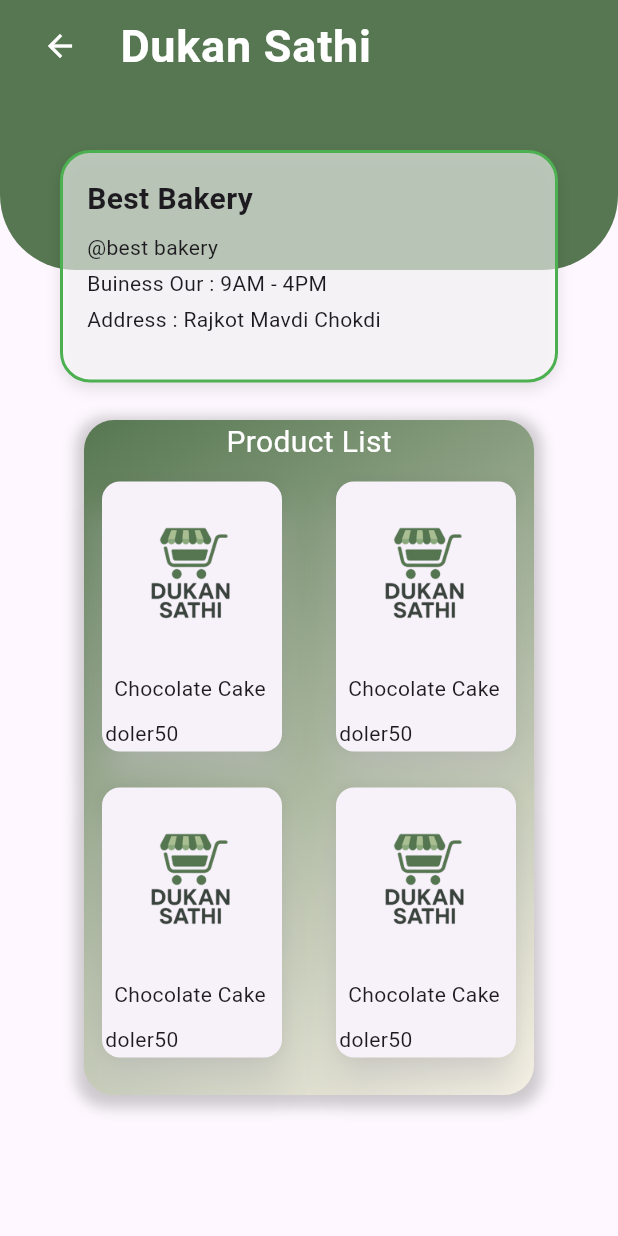
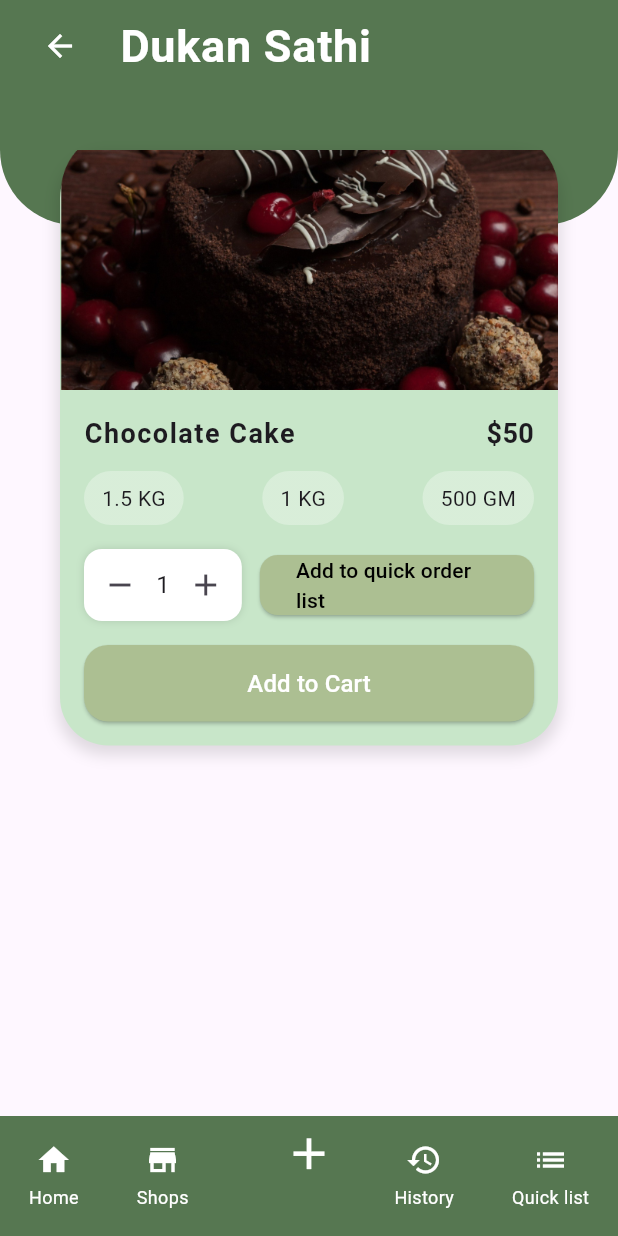
Before and after one commit to durgesh-kanzariya/Dukan-Sathi-Mobile-Application, a Flutter app: the screen it shows after launch, on a phone screen of 412 x 824 dp. Run offline on Flutter 3.47's test engine with Material 3 defaults, Android fonts, the phone set to English and light mode, and no system bars; our stand-ins replace get; project files that could hold a hidden picture were left out.

Commit message:
update_some_pages

```diff
--- a/dukan_sathi/lib/Product Page.dart
+++ /dev/null
@@ -1,18 +0,0 @@
-import 'package:flutter/material.dart';
-
-class Producg_Page extends StatefulWidget {
-  const Producg_Page({super.key});
-
-  @override
-  State<Producg_Page> createState() => _Producg_PageState();
-}
-
-class _Producg_PageState extends State<Producg_Page> {
-  @override
-  Widget build(BuildContext context) {
-    return Container(
-      color: Colors.white,
-
-    );
-  }
-}
--- /dev/null
+++ b/dukan_sathi/lib/card.dart
@@ -0,0 +1,15 @@
+import 'package:flutter/material.dart';
+
+class Card extends StatefulWidget {
+  const Card({super.key});
+
+  @override
+  State<Card> createState() => _CardState();
+}
+
+class _CardState extends State<Card> {
+  @override
+  Widget build(BuildContext context) {
+    return const Placeholder();
+  }
+}
--- a/dukan_sathi/lib/discover_shop.dart
+++ b/dukan_sathi/lib/discover_shop.dart
@@ -6,6 +6,9 @@
   @override
   State<DiscoverShop> createState() => _DiscoverShopState();
 }
+
+
+
 
 class _DiscoverShopState extends State<DiscoverShop> {
   @override
--- a/dukan_sathi/lib/main.dart
+++ b/dukan_sathi/lib/main.dart
@@ -3,10 +3,14 @@
 import 'package:flutter/material.dart';
 import 'home_page.dart';
 import 'shop_productpage.dart';
+import 'product_page.dart';
 
 void main() {
   runApp(const MainApp());
 }
+
+
+
 
 class MainApp extends StatelessWidget {
   const MainApp({super.key});
@@ -20,7 +24,8 @@
         home: Scaffold(
           // body: ConstomContainer(),
           // body: Home(),
-          body: ShopProductpage(),
+          // body: ShopProductpage(),
+          body :ProductPage(),
         ),
       ),
     );
--- /dev/null
+++ b/dukan_sathi/lib/product_page.dart
@@ -0,0 +1,301 @@
+import 'package:flutter/material.dart';
+
+class ProductPage extends StatefulWidget {
+  const ProductPage({super.key});
+
+  @override
+  State<ProductPage> createState() => _ProductPageState();
+}
+
+class _ProductPageState extends State<ProductPage> {
+  int quantity = 1;
+
+  @override
+  Widget build(BuildContext context) {
+    return Scaffold(
+      body: Column(
+        children: [
+          Stack(
+            clipBehavior: Clip.none, // allow overflow
+            children: [
+              Container(
+                height: 150,
+                width: double.infinity,
+                decoration: const BoxDecoration(
+                  color: Color(0xFF567751),
+                  borderRadius: BorderRadius.only(
+                    bottomLeft: Radius.circular(50),
+                    bottomRight: Radius.circular(50),
+                  ),
+                ),
+                child: ListTile(
+                  leading: IconButton(
+                    onPressed: () {},
+                    icon: const Icon(Icons.arrow_back),
+                    color: Colors.white,
+                  ),
+                  title: const Text(
+                    "Dukan Sathi",
+                    style: TextStyle(
+                      fontSize: 30,
+                      color: Colors.white,
+                      fontWeight: FontWeight.bold,
+                    ),
+                  ),
+                ),
+              ),
+
+              /// Product Card
+              Positioned(
+                top: 100,
+                left: 40,
+                right: 40,
+                child: Container(
+                  width: 400,
+                  decoration: BoxDecoration(
+                    color: Colors.green.shade100,
+                    borderRadius: BorderRadius.circular(32),
+                    boxShadow: const [
+                      BoxShadow(
+                        color: Colors.black12,
+                        blurRadius: 8,
+                        spreadRadius: 2,
+                        offset: Offset(0, 4),
+                      ),
+                    ],
+                  ),
+                  child: Column(
+                    crossAxisAlignment: CrossAxisAlignment.stretch,
+                    mainAxisSize: MainAxisSize.min,
+                    children: [
+                      // Image Section
+                      ClipRRect(
+                        borderRadius: const BorderRadius.only(
+                          topLeft: Radius.circular(10),
+                          topRight: Radius.circular(10),
+                        ),
+                        child: Image.asset(
+                          "assets/imgs/image1.png", // replace with your image path
+                          height: 160,
+                          fit: BoxFit.cover,
+                        ),
+                      ),
+
+                      Padding(
+                        padding: const EdgeInsets.all(16),
+                        child: Column(
+                          crossAxisAlignment: CrossAxisAlignment.start,
+                          children: [
+                            // Title and Price
+                            Row(
+                              mainAxisAlignment: MainAxisAlignment.spaceBetween,
+                              children: const [
+                                Text(
+                                  "Chocolate Cake",
+                                  style: TextStyle(
+                                    fontSize: 18,
+                                    fontWeight: FontWeight.w600,
+                                    letterSpacing: 1,
+                                  ),
+                                ),
+                                Text(
+                                  "\$50",
+                                  style: TextStyle(
+                                    fontSize: 18,
+                                    fontWeight: FontWeight.bold,
+                                  ),
+                                ),
+                              ],
+                            ),
+                            const SizedBox(height: 12),
+
+                            /// Sizes Row
+                            Row(
+                              mainAxisAlignment: MainAxisAlignment.spaceBetween,
+                              children: [
+                                _sizeBox("1.5 KG"),
+                                _sizeBox("1 KG"),
+                                _sizeBox("500 GM"),
+                              ],
+                            ),
+
+                            const SizedBox(height: 16),
+
+                            /// Quantity + quick order
+                            Row(
+                              children: [
+                                // Quantity Controls
+                                Container(
+                                  decoration: BoxDecoration(
+                                    color: Colors.white,
+                                    borderRadius: BorderRadius.circular(12),
+                                    boxShadow: const [
+                                      BoxShadow(
+                                        color: Colors.black12,
+                                        blurRadius: 4,
+                                      ),
+                                    ],
+                                  ),
+                                  child: Row(
+                                    children: [
+                                      IconButton(
+                                        onPressed: () {
+                                          setState(() {
+                                            if (quantity > 1) quantity--;
+                                          });
+                                        },
+                                        icon: const Icon(Icons.remove),
+                                      ),
+                                      Text(
+                                        "$quantity",
+                                        style: const TextStyle(fontSize: 16),
+                                      ),
+                                      IconButton(
+                                        onPressed: () {
+                                          setState(() {
+                                            quantity++;
+                                          });
+                                        },
+                                        icon: const Icon(Icons.add),
+                                      ),
+                                    ],
+                                  ),
+                                ),
+                                const SizedBox(width: 12),
+
+                                Expanded(
+                                  child: ElevatedButton(
+                                    style: ElevatedButton.styleFrom(
+                                      backgroundColor: Color(0xFFACBF92),
+                                      foregroundColor: Colors.black,
+                                      shape: RoundedRectangleBorder(
+                                        borderRadius: BorderRadius.circular(12),
+                                      ),
+                                    ),
+                                    onPressed: () {},
+                                    child:
+                                        const Text("Add to quick order list"),
+                                  ),
+                                ),
+                              ],
+                            ),
+
+                            const SizedBox(height: 16),
+
+                            // Add to cart button
+                            SizedBox(
+                              width: double.infinity,
+                              child: ElevatedButton(
+                                style: ElevatedButton.styleFrom(
+                                  backgroundColor: Color(0xFFACBF92),
+                                  foregroundColor: Colors.white,
+                                  padding:
+                                      const EdgeInsets.symmetric(vertical: 14),
+                                  shape: RoundedRectangleBorder(
+                                    borderRadius: BorderRadius.circular(16),
+                                  ),
+                                ),
+                                onPressed: () {},
+                                child: const Text(
+                                  "Add to Cart",
+                                  style: TextStyle(fontSize: 16),
+                                ),
+                              ),
+                            ),
+                          ],
+                        ),
+                      ),
+                    ],
+                  ),
+                ),
+              ),
+            ],
+          ),
+        ],
+      ),
+
+      /// Custom Bottom Footer
+      bottomNavigationBar: Stack(
+        alignment: Alignment.bottomCenter,
+        children: [
+          Container(
+            height: 80,
+            decoration: const BoxDecoration(
+              color: Color(0xFF567751), // green footer background
+            ),
+            child: Row(
+              mainAxisAlignment: MainAxisAlignment.spaceAround,
+              children: const [
+                _NavItem(icon: Icons.home, label: "Home"),
+                _NavItem(icon: Icons.store, label: "Shops"),
+                SizedBox(width: 60), // space for center button
+                _NavItem(icon: Icons.history, label: "History"),
+                _NavItem(icon: Icons.list, label: "Quick list"),
+              ],
+            ),
+          ),
+
+
+
+
+
+          Positioned(
+            top: -10,
+            child: Container(
+              height: 70,
+              width: 70,
+              decoration: const BoxDecoration(
+                color: Color(0xFF567751),
+                shape: BoxShape.circle,
+              ),
+              child: const Icon(
+                Icons.add,
+                color: Colors.white,
+                size: 35,
+              ),
+            ),
+          ),
+        ],
+      ),
+    );
+  }
+}
+
+/// Size box widget
+Widget _sizeBox(String text) {
+  return Container(
+    decoration: BoxDecoration(
+      gradient: LinearGradient(colors: [
+        Colors.white.withOpacity(0.3),
+        Colors.white.withOpacity(0.3),
+      ]),
+      borderRadius: BorderRadius.circular(20),
+    ),
+    child: Padding(
+      padding: const EdgeInsets.symmetric(horizontal: 12, vertical: 8),
+      child: Text(text),
+    ),
+  );
+}
+
+/// Footer item widget
+class _NavItem extends StatelessWidget {
+  final IconData icon;
+  final String label;
+  const _NavItem({required this.icon, required this.label});
+
+  @override
+  Widget build(BuildContext context) {
+    return Column(
+      mainAxisAlignment: MainAxisAlignment.center,
+      children: [
+        Icon(icon, color: Colors.white),
+        const SizedBox(height: 4),
+        Text(
+          label,
+          style: const TextStyle(color: Colors.white, fontSize: 12),
+        ),
+      ],
+    );
+  }
+}
--- a/dukan_sathi/lib/shop_productpage.dart
+++ b/dukan_sathi/lib/shop_productpage.dart
@@ -40,6 +40,7 @@
                   ),
                 ),
 
+
                 Positioned(
                   top: 100,
                   left: 40,
@@ -47,27 +48,37 @@
                   child: Container(
                     padding:  EdgeInsets.all(16),
                     decoration: BoxDecoration(
-                      color: Colors.white.withOpacity(0.6),
-                      borderRadius: BorderRadius.circular(20),
-                      border: Border.all(color: Colors.green, width: 2),
+                      gradient: LinearGradient(
+                      begin: Alignment.topCenter,
+                      end: Alignment.bottomCenter,
+                      colors: [
+                        Colors.white.withOpacity(0.6), // 60% opacity
+                        Colors.white.withOpacity(0.1), // 10% opacity
+                      ],
+                    ),
+                      borderRadius: BorderRadius.circular(30),
                       boxShadow: [
                         BoxShadow(
                           color: Colors.black.withOpacity(0.1),
                           blurRadius: 8,
-                          offset:  Offset(0, 4),
+                          offset:  Offset(0, 10),
                         ),
                       ],
                     ),
                     child: Column(
                       crossAxisAlignment: CrossAxisAlignment.start,
                       children: [
-                         Text(
+                        ListTile(
+                          title: Text(
                           "Best Bakery",
                           style: TextStyle(
                             fontSize: 20,
                             fontWeight: FontWeight.bold,
                           ),
                         ),
+                        trailing: IconButton(onPressed: (){}, icon: Icon(Icons.heart_broken)),
+                        ),
+
                          SizedBox(height: 8),
                          Text("@best bakery"),
                          SizedBox(height: 4),
@@ -86,8 +97,8 @@
 
             SizedBox(height: 100,),
             Container(
-              height:450,
-              width: 300,
+              height:400,
+              width: 320,
               decoration: BoxDecoration(
                 gradient: const LinearGradient(
                   colors: [
@@ -117,6 +128,7 @@
                     child: Row(
                       mainAxisAlignment: MainAxisAlignment.spaceBetween,
                       children: [
+                        // this is for the cards items
                         Card(
                           elevation: 10,
                           shadowColor: Colors.white,
@@ -124,15 +136,15 @@
                             crossAxisAlignment: CrossAxisAlignment.start,
                             children: [
                               Padding(
-                                padding: const EdgeInsets.all(10.0),
-                                child: Image.asset('assets/imgs/dukanSathi_logo-removebg-preview 1.png',height: 100,width: 100,),
+                                padding: const EdgeInsets.fromLTRB(10, 0, 10, 0),
+                                child: Image.asset('assets/imgs/image.png',height: 100,width: 110,),
                               ),
                               Padding(
-                                padding: const EdgeInsets.all(8.0),
+                                padding: const EdgeInsets.fromLTRB(10, 0, 0, 0),
                                 child: Text("Chocolate Cake"),
                               ),
                               Padding(
-                                padding: const EdgeInsets.all(2.0),
+                                padding: const EdgeInsets.fromLTRB(10, 0, 0, 0),
                                 child: Text("doler50"),
                               ),
                             ],
@@ -146,20 +158,22 @@
                             crossAxisAlignment: CrossAxisAlignment.start,
                             children: [
                               Padding(
-                                padding: const EdgeInsets.all(10.0),
-                                child: Image.asset('assets/imgs/dukanSathi_logo-removebg-preview 1.png',height: 100,width: 100,),
+                                padding: const EdgeInsets.fromLTRB(10, 0, 10, 0),
+                                child: Image.asset('assets/imgs/image.png',height: 100,width: 110,),
                               ),
                               Padding(
-                                padding: const EdgeInsets.all(8.0),
+                                padding: const EdgeInsets.fromLTRB(10, 0, 0, 0),
                                 child: Text("Chocolate Cake"),
                               ),
                               Padding(
-                                padding: const EdgeInsets.all(2.0),
+                                padding: const EdgeInsets.fromLTRB(10, 0, 0, 0),
                                 child: Text("doler50"),
                               ),
                             ],
                           ),
-                        )
+                        ),
+
+
 
                       ],
                     ),
@@ -176,20 +190,21 @@
                             crossAxisAlignment: CrossAxisAlignment.start,
                             children: [
                               Padding(
-                                padding: const EdgeInsets.all(10.0),
-                                child: Image.asset('assets/imgs/dukanSathi_logo-removebg-preview 1.png',height: 100,width: 100,),
+                                padding: const EdgeInsets.fromLTRB(10, 0, 10, 0),
+                                child: Image.asset('assets/imgs/image.png',height: 100,width: 110,),
                               ),
                               Padding(
-                                padding: const EdgeInsets.all(8.0),
+                                padding: const EdgeInsets.fromLTRB(10, 0, 0, 0),
                                 child: Text("Chocolate Cake"),
                               ),
                               Padding(
-                                padding: const EdgeInsets.all(2.0),
+                                padding: const EdgeInsets.fromLTRB(10, 0, 0, 0),
                                 child: Text("doler50"),
                               ),
                             ],
                           ),
                         ),
+
 
                        Card(
                           elevation: 10,
@@ -198,15 +213,15 @@
                             crossAxisAlignment: CrossAxisAlignment.start,
                             children: [
                               Padding(
-                                padding: const EdgeInsets.all(10.0),
-                                child: Image.asset('assets/imgs/dukanSathi_logo-removebg-preview 1.png',height: 100,width: 100,),
+                                padding: const EdgeInsets.fromLTRB(10, 0, 10, 0),
+                                child: Image.asset('assets/imgs/image.png',height: 100,width: 110,),
                               ),
                               Padding(
-                                padding: const EdgeInsets.all(8.0),
+                                padding: const EdgeInsets.fromLTRB(10, 0, 0, 0),
                                 child: Text("Chocolate Cake"),
                               ),
                               Padding(
-                                padding: const EdgeInsets.all(2.0),
+                                padding: const EdgeInsets.fromLTRB(10, 0, 0, 0),
                                 child: Text("doler50"),
                               ),
                             ],
```
Also changed, not shown: dukan_sathi/assets/imgs/image.png (added), dukan_sathi/assets/imgs/image1.png (added).
